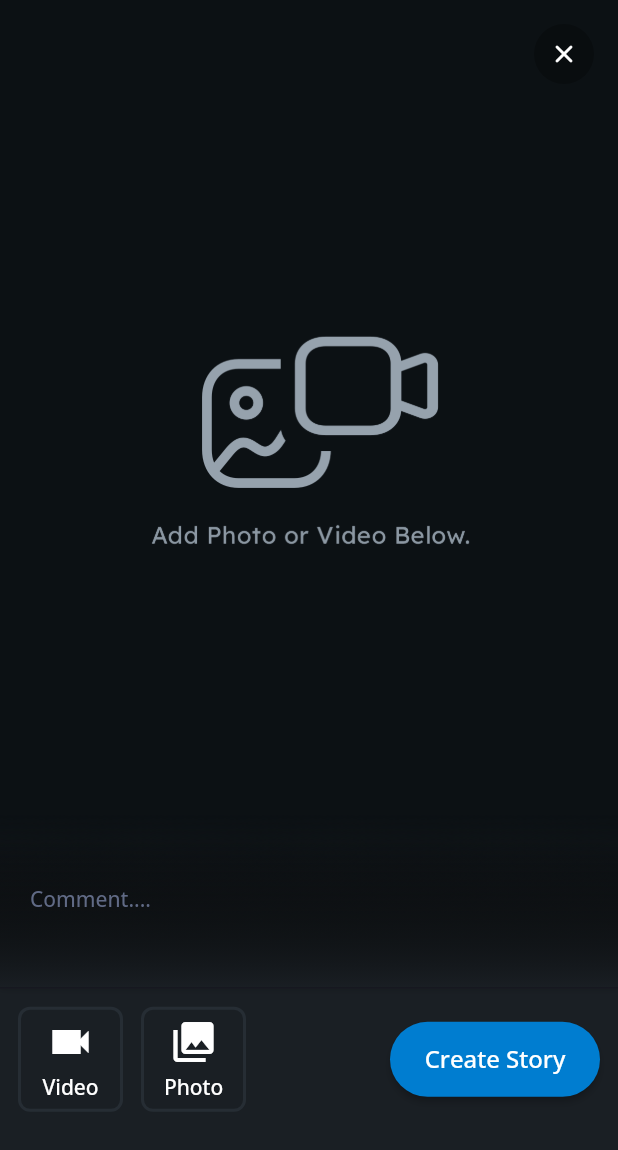
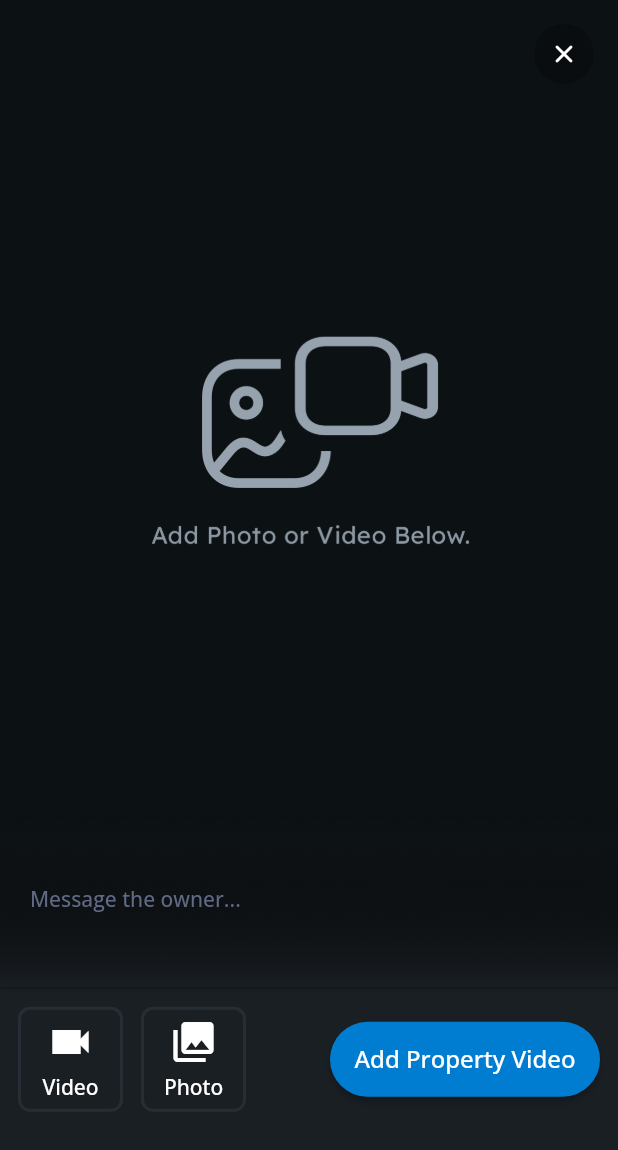
Before and after one commit to panyeroa1/cutecioc, a Flutter app: the CreateStoryWidget screen opened by its route, on a phone screen of 412 x 824 dp. Shown: the top 1150 px of the screen. Run offline on Flutter 3.47's test engine with Material 3 defaults, Android fonts, the phone set to English and light mode, and no system bars; drawn by our look-alikes of auto_size_text; our stand-ins replace cached_network_image, chewie, cloud_firestore, equatable, file_picker, firebase_auth and 18 more; missing offline and left inert: json_path, mime_type; accounts and stored records are empty; network calls fail.

Commit message:
Updating to latest FlutterFlow output.

```diff
--- a/lib/pages/create_post/create_post_widget.dart
+++ b/lib/pages/create_post/create_post_widget.dart
@@ -61,7 +61,7 @@ class _CreatePostWidgetState extends State<CreatePostWidget> {
               backgroundColor: FlutterFlowTheme.of(context).secondaryBackground,
               automaticallyImplyLeading: false,
               title: Text(
-                'Create Post',
+                'Host with Gala',
                 style: FlutterFlowTheme.of(context).headlineMedium.override(
                       fontFamily:
                           FlutterFlowTheme.of(context).headlineMediumFamily,
@@ -540,7 +540,7 @@ class _CreatePostWidgetState extends State<CreatePostWidget> {
                         },
                       );
                     },
-                    text: 'Create Post',
+                    text: 'Post Property',
                     options: FFButtonOptions(
                       width: 270.0,
                       height: 50.0,
--- a/lib/pages/create_story/create_story_widget.dart
+++ b/lib/pages/create_story/create_story_widget.dart
@@ -254,7 +254,7 @@ class _CreateStoryWidgetState extends State<CreateStoryWidget> {
                                             _model.storyDescriptionFocusNode,
                                         obscureText: false,
                                         decoration: InputDecoration(
-                                          hintText: 'Comment....',
+                                          hintText: 'Message the owner...',
                                           hintStyle: FlutterFlowTheme.of(
                                                   context)
                                               .labelMedium
@@ -618,9 +618,9 @@ class _CreateStoryWidgetState extends State<CreateStoryWidget> {
 
                             context.pushNamed('main_Feed');
                           },
-                          text: 'Create Story',
+                          text: 'Add Property Video',
                           options: FFButtonOptions(
-                            width: 140.0,
+                            width: 180.0,
                             height: 50.0,
                             padding: EdgeInsetsDirectional.fromSTEB(
                                 0.0, 0.0, 0.0, 0.0),
```
